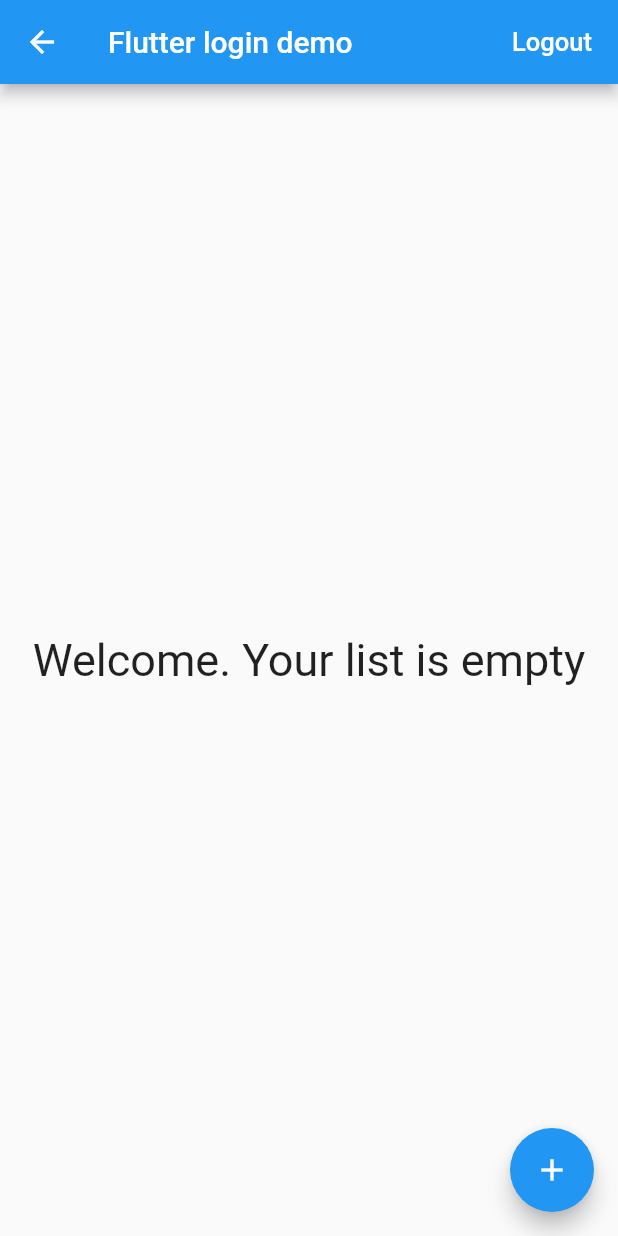
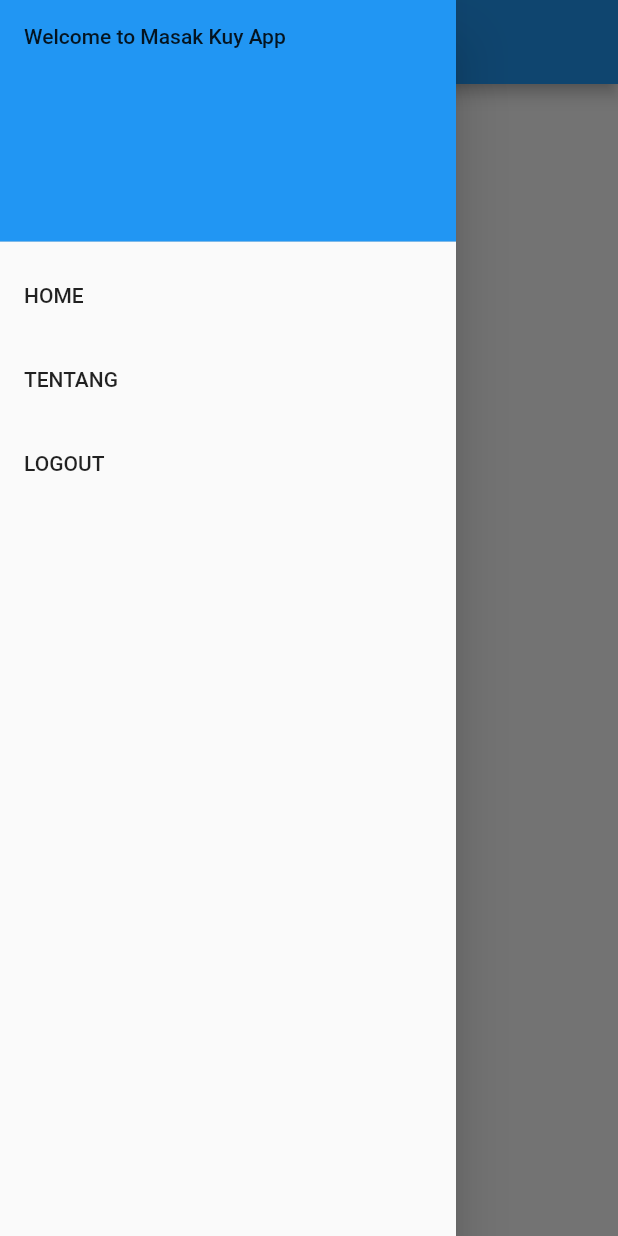
Before and after one commit to IsnantoBudi/masak_kuy-1, a Flutter app: the HomePage screen opened directly, with the side drawer open (before the commit the screen has no drawer), on a phone screen of 412 x 824 dp. Run offline on Flutter 3.47's test engine with Material 2 defaults, Android fonts, the phone set to English and light mode, and no system bars; our stand-ins replace cloud_firestore, firebase_auth, firebase_database; accounts and stored records are empty.

Commit message:
tambah tentang

```diff
--- a/lib/models/todo.dart
+++ /dev/null
@@ -1,24 +0,0 @@
-import 'package:firebase_database/firebase_database.dart';
-
-class Todo {
-  String key;
-  String subject;
-  bool completed;
-  String userId;
-
-  Todo(this.subject, this.userId, this.completed);
-
-  Todo.fromSnapshot(DataSnapshot snapshot) :
-    key = snapshot.key,
-    userId = snapshot.value["userId"],
-    subject = snapshot.value["subject"],
-    completed = snapshot.value["completed"];
-
-  toJson() {
-    return {
-      "userId": userId,
-      "subject": subject,
-      "completed": completed,
-    };
-  }
-}
--- /dev/null
+++ b/lib/pages/Tentang.dart
@@ -0,0 +1,13 @@
+import 'package:flutter/material.dart';
+class Tentang extends StatelessWidget {
+  @override
+  Widget build(BuildContext context) {
+    return Scaffold(
+      appBar: AppBar(
+        title: new Center(child: new Text('Tentang Aplikasi')),
+      ),
+      body: Center(
+      ),
+    );
+  }
+}
--- a/lib/pages/home_page.dart
+++ b/lib/pages/home_page.dart
@@ -1,8 +1,9 @@
 import 'package:flutter/material.dart';
+import 'package:masak_kuy/pages/Tentang.dart';
 import 'package:masak_kuy/services/authentication.dart';
 import 'package:firebase_database/firebase_database.dart';
-import 'package:masak_kuy/models/todo.dart';
-import 'dart:async';
+import 'package:cloud_firestore/cloud_firestore.dart';
+
 
 class HomePage extends StatefulWidget {
   HomePage({Key key, this.auth, this.userId, this.logoutCallback})
@@ -17,121 +18,6 @@ class HomePage extends StatefulWidget {
 }
 
 class _HomePageState extends State<HomePage> {
-  List<Todo> _todoList;
-
-  final FirebaseDatabase _database = FirebaseDatabase.instance;
-  final GlobalKey<FormState> formKey = GlobalKey<FormState>();
-
-  final _textEditingController = TextEditingController();
-  StreamSubscription<Event> _onTodoAddedSubscription;
-  StreamSubscription<Event> _onTodoChangedSubscription;
-
-  Query _todoQuery;
-
-  //bool _isEmailVerified = false;
-
-  @override
-  void initState() {
-    super.initState();
-
-    //_checkEmailVerification();
-
-    _todoList = new List();
-    _todoQuery = _database
-        .reference()
-        .child("todo")
-        .orderByChild("userId")
-        .equalTo(widget.userId);
-    _onTodoAddedSubscription = _todoQuery.onChildAdded.listen(onEntryAdded);
-    _onTodoChangedSubscription =
-        _todoQuery.onChildChanged.listen(onEntryChanged);
-  }
-
-//  void _checkEmailVerification() async {
-//    _isEmailVerified = await widget.auth.isEmailVerified();
-//    if (!_isEmailVerified) {
-//      _showVerifyEmailDialog();
-//    }
-//  }
-
-//  void _resentVerifyEmail(){
-//    widget.auth.sendEmailVerification();
-//    _showVerifyEmailSentDialog();
-//  }
-
-//  void _showVerifyEmailDialog() {
-//    showDialog(
-//      context: context,
-//      builder: (BuildContext context) {
-//        // return object of type Dialog
-//        return AlertDialog(
-//          title: new Text("Verify your account"),
-//          content: new Text("Please verify account in the link sent to email"),
-//          actions: <Widget>[
-//            new FlatButton(
-//              child: new Text("Resent link"),
-//              onPressed: () {
-//                Navigator.of(context).pop();
-//                _resentVerifyEmail();
-//              },
-//            ),
-//            new FlatButton(
-//              child: new Text("Dismiss"),
-//              onPressed: () {
-//                Navigator.of(context).pop();
-//              },
-//            ),
-//          ],
-//        );
-//      },
-//    );
-//  }
-
-//  void _showVerifyEmailSentDialog() {
-//    showDialog(
-//      context: context,
-//      builder: (BuildContext context) {
-//        // return object of type Dialog
-//        return AlertDialog(
-//          title: new Text("Verify your account"),
-//          content: new Text("Link to verify account has been sent to your email"),
-//          actions: <Widget>[
-//            new FlatButton(
-//              child: new Text("Dismiss"),
-//              onPressed: () {
-//                Navigator.of(context).pop();
-//              },
-//            ),
-//          ],
-//        );
-//      },
-//    );
-//  }
-
-  @override
-  void dispose() {
-    _onTodoAddedSubscription.cancel();
-    _onTodoChangedSubscription.cancel();
-    super.dispose();
-  }
-
-  onEntryChanged(Event event) {
-    var oldEntry = _todoList.singleWhere((entry) {
-      return entry.key == event.snapshot.key;
-    });
-
-    setState(() {
-      _todoList[_todoList.indexOf(oldEntry)] =
-          Todo.fromSnapshot(event.snapshot);
-    });
-  }
-
-  onEntryAdded(Event event) {
-    setState(() {
-      _todoList.add(Todo.fromSnapshot(event.snapshot));
-    });
-  }
-
   signOut() async {
     try {
       await widget.auth.signOut();
@@ -140,130 +26,100 @@ class _HomePageState extends State<HomePage> {
       print(e);
     }
   }
-
-  addNewTodo(String todoItem) {
-    if (todoItem.length > 0) {
-      Todo todo = new Todo(todoItem.toString(), widget.userId, false);
-      _database.reference().child("todo").push().set(todo.toJson());
-    }
-  }
-
-  updateTodo(Todo todo) {
-    //Toggle completed
-    todo.completed = !todo.completed;
-    if (todo != null) {
-      _database.reference().child("todo").child(todo.key).set(todo.toJson());
-    }
-  }
-
-  deleteTodo(String todoId, int index) {
-    _database.reference().child("todo").child(todoId).remove().then((_) {
-      print("Delete $todoId successful");
-      setState(() {
-        _todoList.removeAt(index);
-      });
-    });
-  }
-
-  showAddTodoDialog(BuildContext context) async {
-    _textEditingController.clear();
-    await showDialog<String>(
-        context: context,
-        builder: (BuildContext context) {
-          return AlertDialog(
-            content: new Row(
-              children: <Widget>[
-                new Expanded(
-                    child: new TextField(
-                  controller: _textEditingController,
-                  autofocus: true,
-                  decoration: new InputDecoration(
-                    labelText: 'Add new todo',
-                  ),
-                ))
-              ],
-            ),
-            actions: <Widget>[
-              new FlatButton(
-                  child: const Text('Cancel'),
-                  onPressed: () {
-                    Navigator.pop(context);
-                  }),
-              new FlatButton(
-                  child: const Text('Save'),
-                  onPressed: () {
-                    addNewTodo(_textEditingController.text.toString());
-                    Navigator.pop(context);
-                  })
-            ],
-          );
-        });
-  }
-
-  Widget showTodoList() {
-    if (_todoList.length > 0) {
-      return ListView.builder(
-          shrinkWrap: true,
-          itemCount: _todoList.length,
-          itemBuilder: (BuildContext context, int index) {
-            String todoId = _todoList[index].key;
-            String subject = _todoList[index].subject;
-            bool completed = _todoList[index].completed;
-            String userId = _todoList[index].userId;
-            return Dismissible(
-              key: Key(todoId),
-              background: Container(color: Colors.red),
-              onDismissed: (direction) async {
-                deleteTodo(todoId, index);
-              },
-              child: ListTile(
-                title: Text(
-                  subject,
-                  style: TextStyle(fontSize: 20.0),
-                ),
-                trailing: IconButton(
-                    icon: (completed)
-                        ? Icon(
-                            Icons.done_outline,
-                            color: Colors.green,
-                            size: 20.0,
-                          )
-                        : Icon(Icons.done, color: Colors.grey, size: 20.0),
-                    onPressed: () {
-                      updateTodo(_todoList[index]);
-                    }),
-              ),
-            );
-          });
-    } else {
-      return Center(
-          child: Text(
-        "Welcome. Your list is empty",
-        textAlign: TextAlign.center,
-        style: TextStyle(fontSize: 30.0),
-      ));
-    }
-  }
-
   @override
   Widget build(BuildContext context) {
     return new Scaffold(
-        appBar: new AppBar(
-          title: new Text('Flutter login demo'),
-          actions: <Widget>[
-            new FlatButton(
-                child: new Text('Logout',
-                    style: new TextStyle(fontSize: 17.0, color: Colors.white)),
-                onPressed: signOut)
-          ],
+        appBar: new AppBar( title: new Center(child: new Text('Masak Kuy App')),
+          actions: <Widget>[],
         ),
-        body: showTodoList(),
-        floatingActionButton: FloatingActionButton(
-          onPressed: () {
-            showAddTodoDialog(context);
-          },
-          tooltip: 'Increment',
-          child: Icon(Icons.add),
-        ));
+        drawer: Drawer(
+          // Add a ListView to the drawer. This ensures the user can scroll
+          // through the options in the drawer if there isn't enough vertical
+          // space to fit everything.
+          child: ListView(
+            // Important: Remove any padding from the ListView.
+            padding: EdgeInsets.zero,
+            children: <Widget>[
+              DrawerHeader(
+                child: Text('Welcome to Masak Kuy App'),
+                decoration: BoxDecoration(
+                  color: Colors.blue,
+                ),
+              ),
+              ListTile(
+                title: Text('HOME'),
+                onTap: () {
+                  // Update the state of the app
+                  // ...
+                  // Then close the drawer
+                  Navigator.pop(context);
+                },
+              ),
+              ListTile(
+                title: Text('TENTANG'),
+                onTap: () {
+                  Navigator.push(
+                    context,
+                    MaterialPageRoute(builder:(context) =>Tentang()),
+                  );
+                },
+              ),
+              ListTile(
+                title: Text('LOGOUT'),
+                onTap: signOut
+
+              ),
+            ],
+          ),
+        ),
+        body: StreamBuilder(
+          stream:Firestore.instance.collection('post').snapshots(),
+          builder:(context,snapshot){
+            if(!snapshot.hasData){
+              const Text('Loading');
+            }
+            else{
+              return ListView.builder(
+                itemCount: snapshot.data.documents.length,
+                itemBuilder: (context,index){
+                  DocumentSnapshot mypost=snapshot.data.documents[index];
+                  return Stack(
+                    children: <Widget>[
+                      Container(
+                        width: MediaQuery.of(context).size.width,
+                        height: 350.0,
+                        child:Padding(
+                          padding: EdgeInsets.only(top:8.0,bottom:8.0),
+                          child:Material(
+                            color: Colors.white,
+                            elevation : 14.0,
+                            shadowColor: Color(0x802196f3),
+                            child: Center(child: Padding(
+                              padding: EdgeInsets.all(8.0),
+                              child: Column(children: <Widget>[
+                                Container(
+                                  width: MediaQuery.of(context).size.width,
+                                  height:200.0,
+                                  child: Image.network(
+                                    '${mypost['gambar']}',
+                                    fit :BoxFit.fill
+                                  ),
+                                ),
+                                SizedBox(height:10.0),
+                                Text('${mypost['nama']}',
+                                style:TextStyle( fontSize: 20.0,fontWeight: FontWeight.bold),
+                                ),
+                              ],),
+                            ),),
+                          ),
+                        ),
+                      ),
+                    ],
+                  );}
+              );
+            }
+          }
+        )
+      );
   }
 }
--- a/lib/pages/login_signup_page.dart
+++ b/lib/pages/login_signup_page.dart
@@ -91,7 +91,7 @@ class _LoginSignupPageState extends State<LoginSignupPage> {
   Widget build(BuildContext context) {
     return new Scaffold(
         appBar: new AppBar(
-          title: new Text('Flutter login demo'),
+          title: new Center(child: new Text('Masak Kuy App')),
         ),
         body: Stack(
           children: <Widget>[
--- a/pubspec.yaml
+++ b/pubspec.yaml
@@ -12,6 +12,7 @@ dependencies:
   cupertino_icons: ^0.1.2
   firebase_auth: ^0.14.0+5
   firebase_database: ^3.0.7
+  cloud_firestore:
 
 dev_dependencies:
   flutter_test:
```
Also changed, not shown: pubspec.lock, 2 other files.
